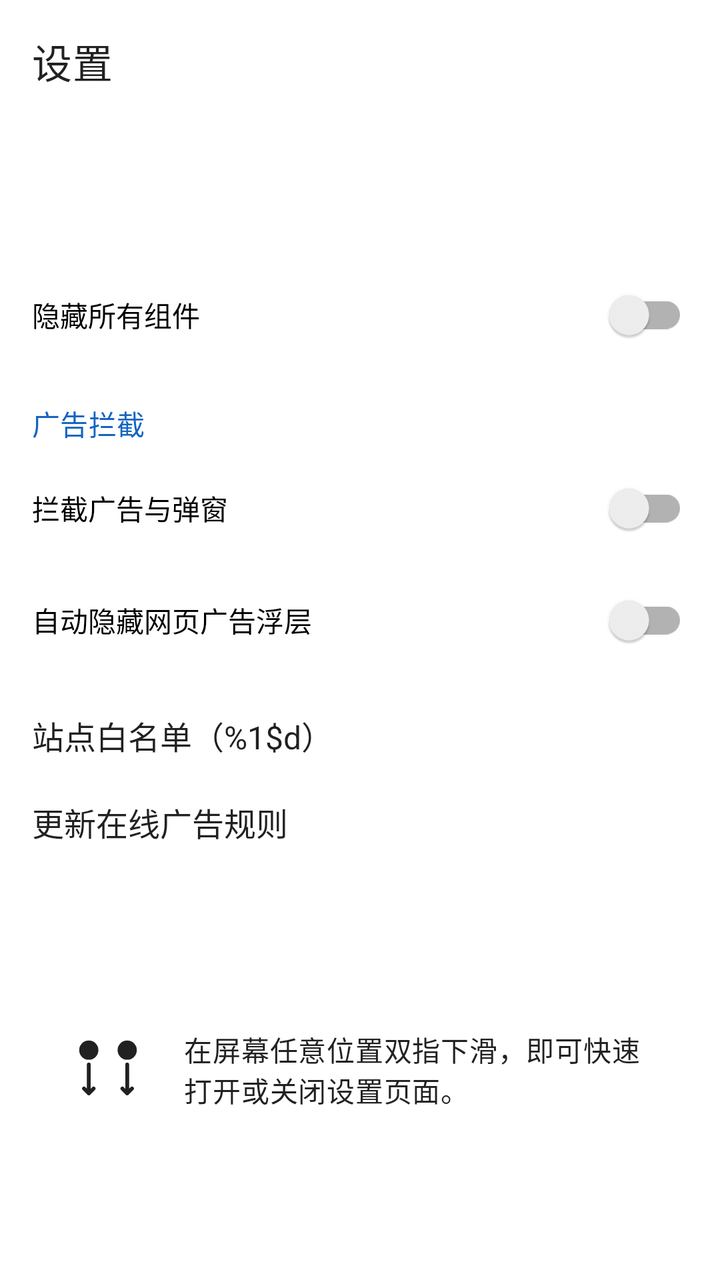
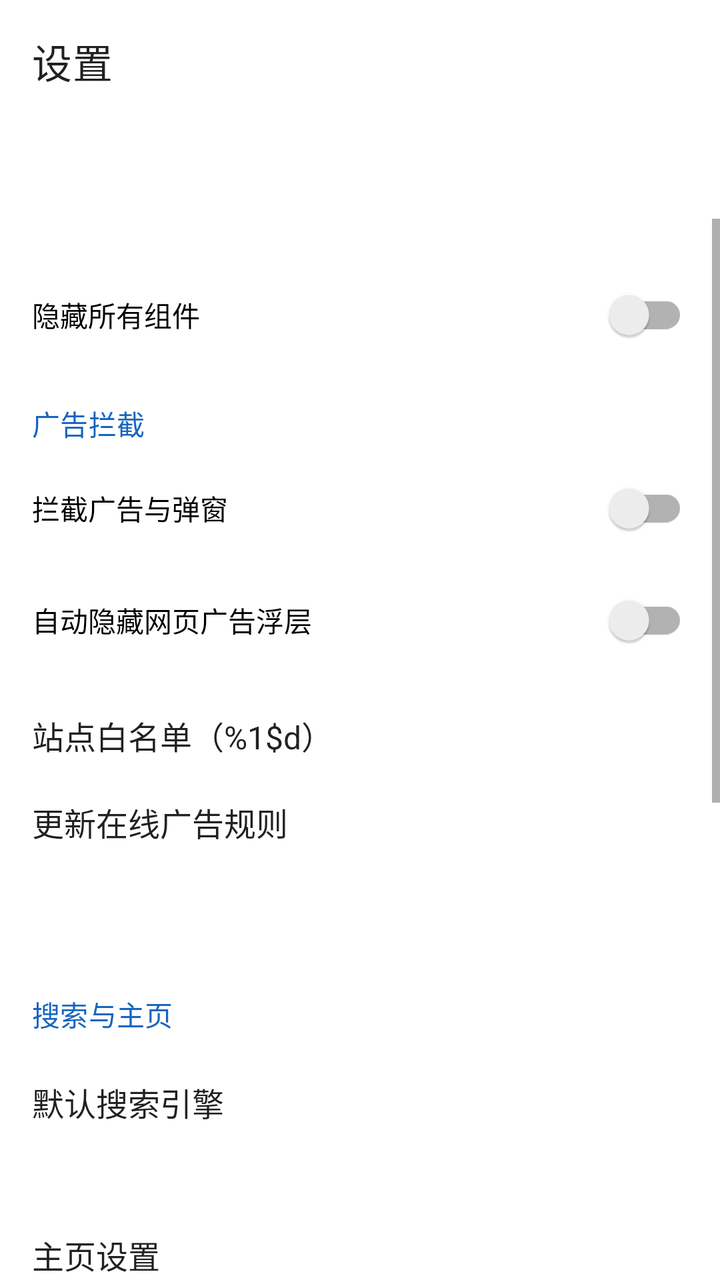

An Android layout rendered at two revisions. The XML below is the earlier revision; the diff shows what the commit changed to produce the second picture.
<!-- AndroidManifest.xml: application theme Theme.LiteBrowser -->
<!-- res/layout/activity_settings.xml -->
<?xml version="1.0" encoding="utf-8"?>
<LinearLayout xmlns:android="http://schemas.android.com/apk/res/android"
    xmlns:app="http://schemas.android.com/apk/res-auto"
    android:layout_width="match_parent"
    android:layout_height="match_parent"
    android:orientation="vertical">

    <TextView
        android:id="@+id/titleTextView"
        android:layout_width="match_parent"
        android:layout_height="wrap_content"
        android:padding="16dp"
        android:text="@string/settings_title"
        android:textAppearance="?attr/textAppearanceHeadline6" />

    <com.google.android.material.tabs.TabLayout
        android:id="@+id/settings_tabs"
        android:layout_width="match_parent"
        android:layout_height="wrap_content"
        android:background="#FFFFFF"
        app:tabIndicatorColor="#1565C0"
        app:tabSelectedTextColor="#1565C0"
        app:tabTextColor="#666666" />

    <FrameLayout
        android:layout_width="match_parent"
        android:layout_height="0dp"
        android:layout_weight="1">

        
        <ScrollView
            android:id="@+id/page_other"
            android:layout_width="match_parent"
            android:layout_height="match_parent">

            <LinearLayout
                android:layout_width="match_parent"
                android:layout_height="wrap_content"
                android:orientation="vertical"
                android:padding="16dp">

                <androidx.appcompat.widget.SwitchCompat
                    android:id="@+id/hideControlsSwitch"
                    android:layout_width="match_parent"
                    android:layout_height="wrap_content"
                    android:layout_marginTop="8dp"
                    android:text="@string/setting_hide_controls" />

                
                <TextView
                    android:id="@+id/adBlockSectionTitle"
                    android:layout_width="match_parent"
                    android:layout_height="wrap_content"
                    android:layout_marginTop="20dp"
                    android:text="@string/setting_adblock_section"
                    android:textAppearance="?attr/textAppearanceSubtitle2"
                    android:textColor="#1565C0" />

                <androidx.appcompat.widget.SwitchCompat
                    android:id="@+id/adBlockSwitch"
                    android:layout_width="match_parent"
                    android:layout_height="wrap_content"
                    android:layout_marginTop="8dp"
                    android:text="@string/setting_adblock_switch" />

                <androidx.appcompat.widget.SwitchCompat
                    android:id="@+id/adBlockAutoHideSwitch"
                    android:layout_width="match_parent"
                    android:layout_height="wrap_content"
                    android:layout_marginTop="8dp"
                    android:text="@string/setting_adblock_autohide" />

                <TextView
                    android:id="@+id/adBlockWhitelistRow"
                    android:layout_width="match_parent"
                    android:layout_height="wrap_content"
                    android:layout_marginTop="12dp"
                    android:background="?attr/selectableItemBackground"
                    android:paddingTop="10dp"
                    android:paddingBottom="10dp"
                    android:text="@string/setting_adblock_whitelist"
                    android:textAppearance="?attr/textAppearanceListItem" />

                <TextView
                    android:id="@+id/adBlockUpdateRow"
                    android:layout_width="match_parent"
                    android:layout_height="wrap_content"
                    android:background="?attr/selectableItemBackground"
                    android:paddingTop="10dp"
                    android:paddingBottom="10dp"
                    android:text="@string/setting_adblock_update_rules"
                    android:textAppearance="?attr/textAppearanceListItem" />

                <TextView
                    android:id="@+id/adBlockRulesStatusTextView"
                    android:layout_width="match_parent"
                    android:layout_height="wrap_content"
                    android:layout_marginTop="4dp"
                    android:textAppearance="?attr/textAppearanceBody2"
                    android:textColor="#666666" />

                <TextView
                    android:id="@+id/adBlockTotalTextView"
                    android:layout_width="match_parent"
                    android:layout_height="wrap_content"
                    android:layout_marginTop="2dp"
                    android:textAppearance="?attr/textAppearanceBody2"
                    android:textColor="#666666" />

                <LinearLayout
                    android:id="@+id/usageContainer"
                    android:layout_width="match_parent"
                    android:layout_height="wrap_content"
                    android:layout_marginTop="20dp"
                    android:background="@drawable/bg_glass_rounded"
                    android:gravity="center_vertical"
                    android:orientation="horizontal"
                    android:padding="14dp">

                    <ImageView
                        android:layout_width="48dp"
                        android:layout_height="48dp"
                        android:contentDescription="双指下滑手势"
                        android:src="@drawable/ic_gesture_two_finger_swipe"
                        app:tint="?android:attr/textColorPrimary" />

                    <TextView
                        android:layout_width="0dp"
                        android:layout_height="wrap_content"
                        android:layout_marginStart="14dp"
                        android:layout_weight="1"
                        android:text="在屏幕任意位置双指下滑，即可快速打开或关闭设置页面。"
                        android:textAppearance="?attr/textAppearanceBody2" />
                </LinearLayout>
            </LinearLayout>
        </ScrollView>

        
        <ScrollView
            android:id="@+id/page_downloads"
            android:layout_width="match_parent"
            android:layout_height="match_parent"
            android:visibility="gone">

            <LinearLayout
                android:layout_width="match_parent"
                android:layout_height="wrap_content"
                android:orientation="vertical"
                android:padding="16dp">

                <LinearLayout
                    android:layout_width="match_parent"
                    android:layout_height="wrap_content"
                    android:gravity="center_vertical"
                    android:orientation="horizontal">

                    <TextView
                        android:id="@+id/downloadsTitleTextView"
                        android:layout_width="0dp"
                        android:layout_height="wrap_content"
                        android:layout_weight="1"
                        android:text="@string/downloads_section_title"
                        android:textAppearance="?attr/textAppearanceSubtitle1"
                        android:textStyle="bold" />

                    <Button
                        android:id="@+id/btn_download_manage"
                        android:layout_width="wrap_content"
                        android:layout_height="wrap_content"
                        android:minHeight="0dp"
                        android:paddingStart="12dp"
                        android:paddingEnd="12dp"
                        android:textSize="13sp"
                        android:visibility="gone"
                        android:text="@string/download_batch_manage" />
                </LinearLayout>

                <LinearLayout
                    android:id="@+id/download_selection_bar"
                    android:layout_width="match_parent"
                    android:layout_height="wrap_content"
                    android:layout_marginTop="6dp"
                    android:gravity="center_vertical"
                    android:orientation="horizontal"
                    android:visibility="gone">

                    <CheckBox
                        android:id="@+id/cb_download_select_all"
                        android:layout_width="wrap_content"
                        android:layout_height="wrap_content"
                        android:text="@string/download_select_all"
                        android:textSize="13sp" />

                    <View
                        android:layout_width="0dp"
                        android:layout_height="1dp"
                        android:layout_weight="1" />

                    <Button
                        android:id="@+id/btn_download_delete"
                        android:layout_width="wrap_content"
                        android:layout_height="wrap_content"
                        android:minHeight="0dp"
                        android:paddingStart="12dp"
                        android:paddingEnd="12dp"
                        android:textSize="13sp"
                        android:text="@string/download_delete" />

                    <Button
                        android:id="@+id/btn_download_cancel"
                        android:layout_width="wrap_content"
                        android:layout_height="wrap_content"
                        android:layout_marginStart="6dp"
                        android:minHeight="0dp"
                        android:paddingStart="12dp"
                        android:paddingEnd="12dp"
                        android:textSize="13sp"
                        android:text="@string/download_cancel_selection" />
                </LinearLayout>

                <LinearLayout
                    android:id="@+id/downloadsContainer"
                    android:layout_width="match_parent"
                    android:layout_height="wrap_content"
                    android:layout_marginTop="8dp"
                    android:orientation="vertical" />

                <TextView
                    android:id="@+id/versionTextView"
                    android:layout_width="match_parent"
                    android:layout_height="wrap_content"
                    android:layout_marginTop="24dp"
                    android:textAppearance="?attr/textAppearanceBody2"
                    android:textColor="?android:attr/textColorSecondary" />
            </LinearLayout>
        </ScrollView>

        
        <LinearLayout
            android:id="@+id/page_asr"
            android:layout_width="match_parent"
            android:layout_height="match_parent"
            android:orientation="vertical"
            android:background="#F7F6F1"
            android:visibility="gone">

            <LinearLayout
                android:id="@+id/asr_auth_panel"
                android:layout_width="match_parent"
                android:layout_height="wrap_content"
                android:orientation="vertical"
                android:padding="20dp"
                android:visibility="gone">

                <TextView
                    android:layout_width="match_parent"
                    android:layout_height="wrap_content"
                    android:text="@string/asr_manage_auth_hint"
                    android:textSize="14sp"
                    android:lineSpacingExtra="3dp" />

                <EditText
                    android:id="@+id/asr_token_input"
                    android:layout_width="match_parent"
                    android:layout_height="wrap_content"
                    android:layout_marginTop="14dp"
                    android:hint="@string/asr_token_input_hint"
                    android:inputType="text"
                    android:maxLines="3" />

                <Button
                    android:id="@+id/asr_token_verify_btn"
                    android:layout_width="match_parent"
                    android:layout_height="wrap_content"
                    android:layout_marginTop="14dp"
                    android:text="@string/asr_token_verify" />
            </LinearLayout>

            <LinearLayout
                android:id="@+id/asr_content_panel"
                android:layout_width="match_parent"
                android:layout_height="match_parent"
                android:orientation="vertical"
                android:visibility="gone">

                <LinearLayout
                    android:layout_width="match_parent"
                    android:layout_height="wrap_content"
                    android:gravity="center_vertical"
                    android:orientation="horizontal"
                    android:paddingStart="20dp"
                    android:paddingEnd="12dp"
                    android:paddingTop="10dp">

                    <TextView
                        android:id="@+id/asr_identity"
                        android:layout_width="0dp"
                        android:layout_height="wrap_content"
                        android:layout_weight="1"
                        android:textSize="13sp"
                        android:textColor="#1565C0"
                        android:textStyle="bold" />

                    <Button
                        android:id="@+id/asr_refresh"
                        android:layout_width="wrap_content"
                        android:layout_height="wrap_content"
                        android:minHeight="0dp"
                        android:paddingStart="12dp"
                        android:paddingEnd="12dp"
                        android:textSize="13sp"
                        android:text="@string/asr_manage_refresh" />

                    <Button
                        android:id="@+id/asr_switch"
                        android:layout_width="wrap_content"
                        android:layout_height="wrap_content"
                        android:layout_marginStart="6dp"
                        android:minHeight="0dp"
                        android:paddingStart="12dp"
                        android:paddingEnd="12dp"
                        android:textSize="13sp"
                        android:text="@string/asr_manage_switch" />
                </LinearLayout>

                <TextView
                    android:layout_width="match_parent"
                    android:layout_height="wrap_content"
                    android:paddingStart="20dp"
                    android:paddingEnd="20dp"
                    android:paddingTop="6dp"
                    android:text="@string/asr_manage_play_hint"
                    android:textSize="12sp"
                    android:textColor="#8A8A8A" />

                <ListView
                    android:id="@+id/asr_list"
                    android:layout_width="match_parent"
                    android:layout_height="0dp"
                    android:layout_weight="1"
                    android:layout_marginTop="6dp"
                    android:divider="@null" />

                <TextView
                    android:id="@+id/asr_empty"
                    android:layout_width="match_parent"
                    android:layout_height="0dp"
                    android:layout_weight="1"
                    android:gravity="center"
                    android:text="@string/asr_manage_empty"
                    android:textSize="14sp"
                    android:textColor="#8A8A8A"
                    android:visibility="gone" />
            </LinearLayout>
        </LinearLayout>
    </FrameLayout>
</LinearLayout>
<!-- resources referenced by this layout -->
<resources>
  <!-- drawable bg_glass_rounded (drawable) -->
  <?xml version="1.0" encoding="utf-8"?>
  <shape xmlns:android="http://schemas.android.com/apk/res/android"
      android:shape="rectangle">
      <solid android:color="@color/glass_surface" />
      <corners android:radius="16dp" />
      <stroke
          android:width="1dp"
          android:color="@color/glass_surface_stroke" />
  </shape>
  <!-- drawable ic_gesture_two_finger_swipe (drawable) -->
  <vector xmlns:android="http://schemas.android.com/apk/res/android"
      android:width="100dp"
      android:height="100dp"
      android:viewportWidth="100"
      android:viewportHeight="100">
      
      
      <path
          android:fillColor="#FF757575"
          android:pathData="M30,20 A10,10 0 1 1 30,40 A10,10 0 1 1 30,20 M70,20 A10,10 0 1 1 70,40 A10,10 0 1 1 70,20"/>
          
      
      <path
          android:strokeColor="#FF757575"
          android:strokeWidth="4"
          android:strokeLineCap="round"
          android:strokeLineJoin="round"
          android:pathData="M30,45 L30,75 M25,70 L30,75 L35,70 M70,45 L70,75 M65,70 L70,75 L75,70"/>
  </vector>
  <string name="asr_manage_auth_hint">首次使用需输入访问令牌（向管理员领取，至少40位）。令牌经云端核验通过后即可使用音视频识别功能；同一令牌在任何设备登录，看到的录音与结果完全相同。</string>
  <string name="asr_manage_empty">暂无录音。把录音文件分享给轻舟浏览器即可开始识别。</string>
  <string name="asr_manage_play_hint">点击条目查看转写详情；点「播放」收听录音；长按删除。</string>
  <string name="asr_manage_refresh">刷新</string>
  <string name="asr_manage_switch">更换令牌</string>
  <string name="asr_token_input_hint">输入访问令牌（至少40位）</string>
  <string name="asr_token_verify">验证并进入</string>
  <string name="download_batch_manage">批量管理</string>
  <string name="download_cancel_selection">取消</string>
  <string name="download_delete">删除</string>
  <string name="download_select_all">全选</string>
  <string name="downloads_section_title">下载管理</string>
  <string name="setting_adblock_autohide">自动隐藏网页广告浮层</string>
  <string name="setting_adblock_section">广告拦截</string>
  <string name="setting_adblock_switch">拦截广告与弹窗</string>
  <string name="setting_adblock_update_rules">更新在线广告规则</string>
  <string name="setting_adblock_whitelist">站点白名单（%1$d）</string>
  <string name="setting_hide_controls">隐藏所有组件</string>
  <string name="settings_title">设置</string>
  <style name="Theme.LiteBrowser" parent="Theme.MaterialComponents.DayNight.NoActionBar">
          <item name="colorPrimary">@color/purple_500</item>
          <item name="colorPrimaryVariant">@color/purple_700</item>
          <item name="colorOnPrimary">@color/white</item>
          <item name="android:statusBarColor">@android:color/transparent</item>
          <item name="android:navigationBarColor">@android:color/transparent</item>
          <item name="android:windowLightStatusBar" tools:targetApi="23">false</item>
      </style>
  <color name="glass_surface">#40FFFFFF</color>
  <color name="glass_surface_stroke">#50FFFFFF</color>
  <color name="purple_500">#6200EE</color>
  <color name="purple_700">#3700B3</color>
  <color name="white">#FFFFFF</color>
</resources>

<!-- the commit's change to res/layout/activity_settings.xml (unified diff, before → after) -->
@@ -106,6 +106,120 @@
                     android:layout_marginTop="2dp"
                     android:textAppearance="?attr/textAppearanceBody2"
                     android:textColor="#666666" />
+
+                
+                <TextView
+                    android:id="@+id/searchSectionTitle"
+                    android:layout_width="match_parent"
+                    android:layout_height="wrap_content"
+                    android:layout_marginTop="20dp"
+                    android:text="@string/setting_section_search"
+                    android:textAppearance="?attr/textAppearanceSubtitle2"
+                    android:textColor="#1565C0" />
+
+                <TextView
+                    android:id="@+id/searchEngineRow"
+                    android:layout_width="match_parent"
+                    android:layout_height="wrap_content"
+                    android:layout_marginTop="12dp"
+                    android:background="?attr/selectableItemBackground"
+                    android:paddingTop="10dp"
+                    android:paddingBottom="10dp"
+                    android:text="@string/setting_search_engine"
+                    android:textAppearance="?attr/textAppearanceListItem" />
+
+                <TextView
+                    android:id="@+id/searchEngineStatusTextView"
+                    android:layout_width="match_parent"
+                    android:layout_height="wrap_content"
+                    android:layout_marginTop="2dp"
+                    android:textAppearance="?attr/textAppearanceBody2"
+                    android:textColor="#666666" />
+
+                <TextView
+                    android:id="@+id/homePageRow"
+                    android:layout_width="match_parent"
+                    android:layout_height="wrap_content"
+                    android:layout_marginTop="12dp"
+                    android:background="?attr/selectableItemBackground"
+                    android:paddingTop="10dp"
+                    android:paddingBottom="10dp"
+                    android:text="@string/setting_home_page"
+                    android:textAppearance="?attr/textAppearanceListItem" />
+
+                <TextView
+                    android:id="@+id/homePageStatusTextView"
+                    android:layout_width="match_parent"
+                    android:layout_height="wrap_content"
+                    android:layout_marginTop="2dp"
+                    android:textAppearance="?attr/textAppearanceBody2"
+                    android:textColor="#666666" />
+
+                
+                <TextView
+                    android:id="@+id/browseSectionTitle"
+                    android:layout_width="match_parent"
+                    android:layout_height="wrap_content"
+                    android:layout_marginTop="20dp"
+                    android:text="@string/setting_section_browse"
+                    android:textAppearance="?attr/textAppearanceSubtitle2"
+                    android:textColor="#1565C0" />
+
+                <androidx.appcompat.widget.SwitchCompat
+                    android:id="@+id/dataSaverSwitch"
+                    android:layout_width="match_parent"
+                    android:layout_height="wrap_content"
+                    android:layout_marginTop="8dp"
+                    android:text="@string/setting_data_saver" />
+
+                <TextView
+                    android:id="@+id/dataSaverHintTextView"
+                    android:layout_width="match_parent"
+                    android:layout_height="wrap_content"
+                    android:layout_marginTop="2dp"
+                    android:text="@string/setting_data_saver_hint"
+                    android:textAppearance="?attr/textAppearanceBody2"
+                    android:textColor="#999999" />
+
+                <TextView
+                    android:id="@+id/textZoomRow"
+                    android:layout_width="match_parent"
+                    android:layout_height="wrap_content"
+                    android:layout_marginTop="12dp"
+                    android:background="?attr/selectableItemBackground"
+                    android:paddingTop="10dp"
+                    android:paddingBottom="10dp"
+                    android:text="@string/setting_text_zoom"
+                    android:textAppearance="?attr/textAppearanceListItem" />
+
+                <TextView
+                    android:id="@+id/textZoomStatusTextView"
+                    android:layout_width="match_parent"
+                    android:layout_height="wrap_content"
+                    android:layout_marginTop="2dp"
+                    android:textAppearance="?attr/textAppearanceBody2"
+                    android:textColor="#666666" />
+
+                
+                <TextView
+                    android:id="@+id/privacySectionTitle"
+                    android:layout_width="match_parent"
+                    android:layout_height="wrap_content"
+                    android:layout_marginTop="20dp"
+                    android:text="@string/setting_section_privacy"
+                    android:textAppearance="?attr/textAppearanceSubtitle2"
+                    android:textColor="#1565C0" />
+
+                <TextView
+                    android:id="@+id/clearBrowsingRow"
+                    android:layout_width="match_parent"
+                    android:layout_height="wrap_content"
+                    android:layout_marginTop="12dp"
+                    android:background="?attr/selectableItemBackground"
+                    android:paddingTop="10dp"
+                    android:paddingBottom="10dp"
+                    android:text="@string/setting_clear_browsing"
+                    android:textAppearance="?attr/textAppearanceListItem" />
 
                 <LinearLayout
                     android:id="@+id/usageContainer"
<!-- resource entries referenced after the edit -->
@@ -47,7 +47,16 @@
   <string name="setting_adblock_switch">拦截广告与弹窗</string>
   <string name="setting_adblock_update_rules">更新在线广告规则</string>
   <string name="setting_adblock_whitelist">站点白名单（%1$d）</string>
+  <string name="setting_clear_browsing">清理浏览数据</string>
+  <string name="setting_data_saver">无图模式（省流量）</string>
+  <string name="setting_data_saver_hint">开启后网页不加载图片，刷新生效</string>
   <string name="setting_hide_controls">隐藏所有组件</string>
+  <string name="setting_home_page">主页设置</string>
+  <string name="setting_search_engine">默认搜索引擎</string>
+  <string name="setting_section_browse">浏览体验</string>
+  <string name="setting_section_privacy">隐私</string>
+  <string name="setting_section_search">搜索与主页</string>
+  <string name="setting_text_zoom">网页字体大小</string>
   <string name="settings_title">设置</string>
   <style name="Theme.LiteBrowser" parent="Theme.MaterialComponents.DayNight.NoActionBar">
           <item name="colorPrimary">@color/purple_500</item>
